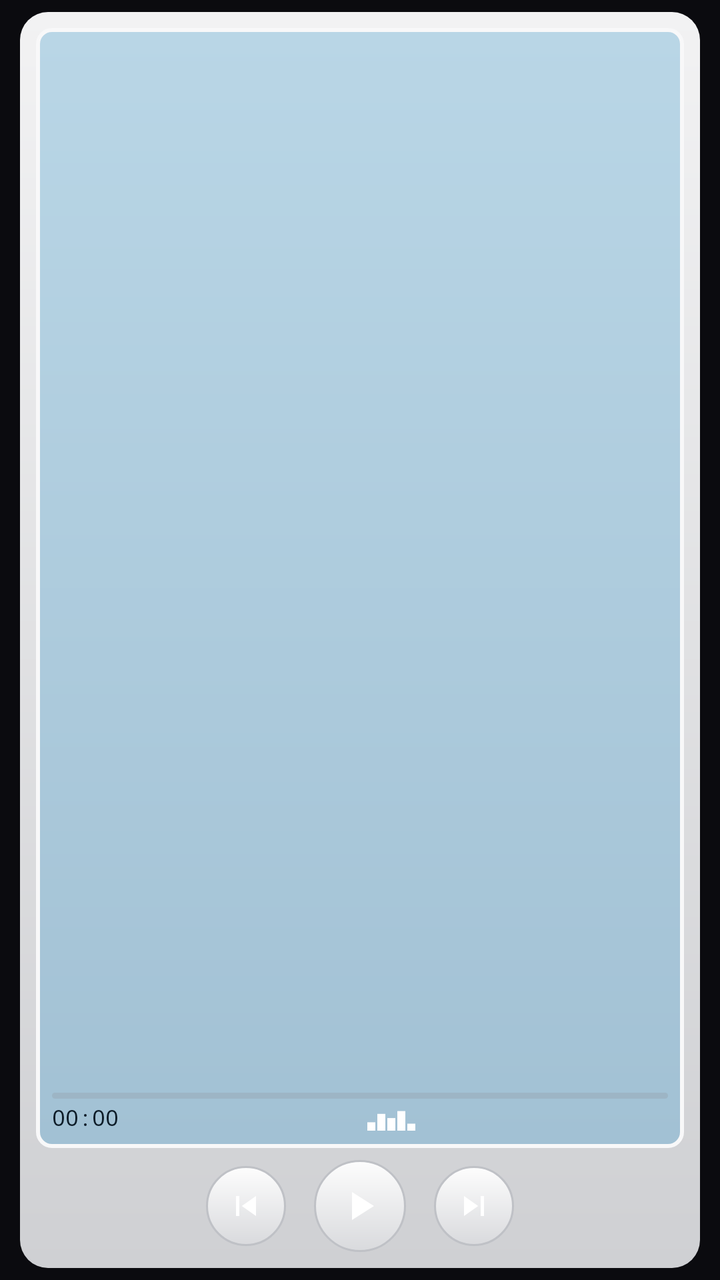
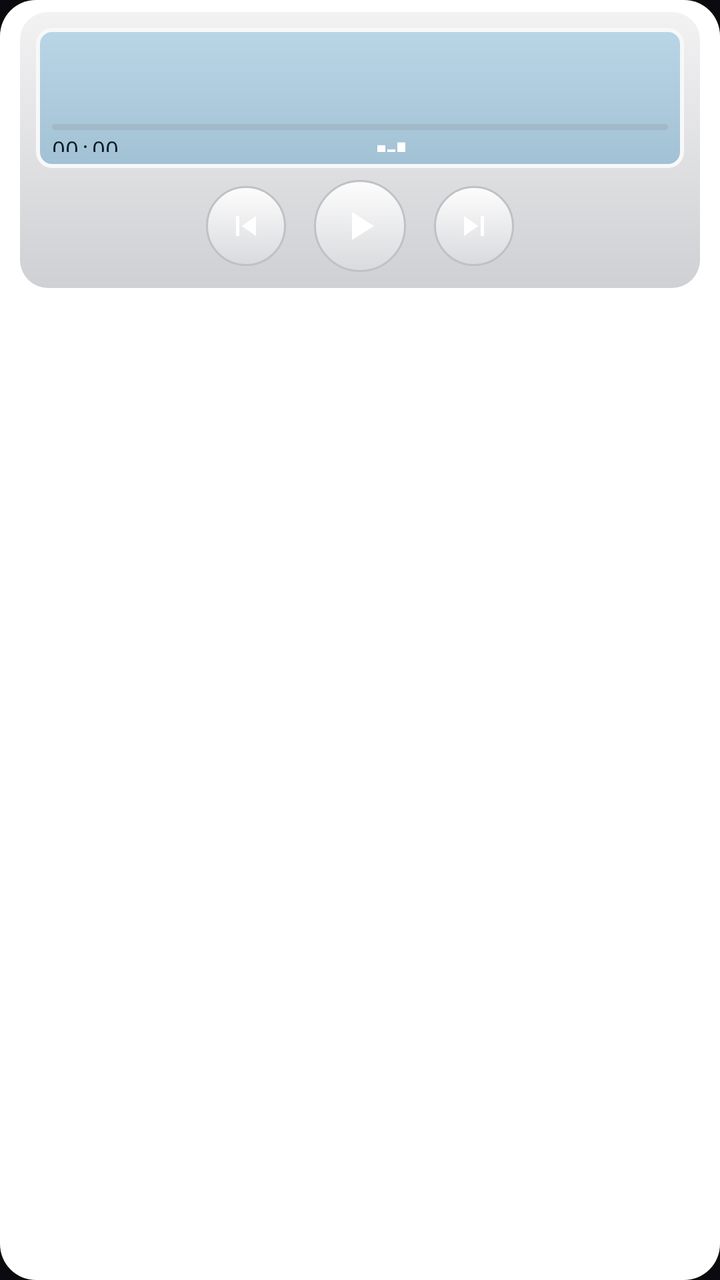

Compare the two renders of this Android layout. The source of the first and the diff that turns it into the second are given below.
<!-- AndroidManifest.xml: application theme AppTheme -->
<!-- res/layout/n_retro.xml -->
<?xml version="1.0" encoding="utf-8"?>
<LinearLayout xmlns:android="http://schemas.android.com/apk/res/android" android:id="@+id/n_root" android:layout_width="match_parent" android:layout_height="150dp" android:orientation="horizontal" android:paddingStart="10dp" android:paddingEnd="10dp" android:paddingTop="6dp" android:paddingBottom="6dp">
    <LinearLayout android:layout_width="match_parent" android:layout_height="match_parent" android:orientation="vertical" android:padding="8dp" android:background="@drawable/n_retro_body">
        <LinearLayout android:layout_width="match_parent" android:layout_height="0dp" android:layout_weight="1" android:orientation="vertical" android:padding="8dp" android:background="@drawable/n_retro_screen">
            <LinearLayout android:layout_width="match_parent" android:layout_height="wrap_content" android:orientation="horizontal" android:gravity="center_vertical">
                <ImageView android:id="@+id/n_cover" android:layout_width="40dp" android:layout_height="40dp" android:scaleType="centerCrop"/>
                <LinearLayout android:layout_width="0dp" android:layout_height="wrap_content" android:layout_weight="1" android:orientation="vertical" android:layout_marginStart="8dp">
                    <TextView android:id="@+id/n_title" android:layout_width="match_parent" android:layout_height="wrap_content" android:singleLine="true" android:ellipsize="end" android:fontFamily="monospace" android:textStyle="bold" android:textSize="14sp" android:textColor="#FF0D1C28"/>
                    <TextView android:id="@+id/n_artist" android:layout_width="match_parent" android:layout_height="wrap_content" android:singleLine="true" android:ellipsize="end" android:fontFamily="monospace" android:textSize="11sp" android:textColor="#FF0D1C28"/>
                </LinearLayout>
            </LinearLayout>
            <FrameLayout android:layout_width="match_parent" android:layout_height="0dp" android:layout_weight="1"/>
            <FrameLayout android:layout_width="match_parent" android:layout_height="3dp">
                <ImageView android:layout_width="match_parent" android:layout_height="3dp" android:scaleType="fitXY" android:src="@drawable/n_bar_track"/>
                <ImageView android:id="@+id/n_fill" android:layout_width="match_parent" android:layout_height="3dp" android:scaleType="fitXY" android:src="@drawable/n_bar_fill"/>
            </FrameLayout>
            <LinearLayout android:layout_width="match_parent" android:layout_height="wrap_content" android:orientation="horizontal" android:layout_marginTop="2dp">
                <Chronometer android:id="@+id/n_cur" android:layout_width="wrap_content" android:layout_height="wrap_content" android:fontFamily="monospace" android:textSize="11sp" android:textColor="#FF0D1C28"/>
                <FrameLayout android:layout_width="0dp" android:layout_height="1dp" android:layout_weight="1"/>
                <ViewFlipper android:id="@+id/n_eq" android:layout_width="28dp" android:layout_height="14dp" android:autoStart="true" android:flipInterval="150">
                    <ImageView android:id="@+id/n_eqf0" android:layout_width="28dp" android:layout_height="14dp" android:scaleType="fitXY" android:src="@drawable/n_eq0"/>
                    <ImageView android:id="@+id/n_eqf1" android:layout_width="28dp" android:layout_height="14dp" android:scaleType="fitXY" android:src="@drawable/n_eq1"/>
                    <ImageView android:id="@+id/n_eqf2" android:layout_width="28dp" android:layout_height="14dp" android:scaleType="fitXY" android:src="@drawable/n_eq2"/>
                    <ImageView android:id="@+id/n_eqf3" android:layout_width="28dp" android:layout_height="14dp" android:scaleType="fitXY" android:src="@drawable/n_eq3"/>
                    <ImageView android:id="@+id/n_eqf4" android:layout_width="28dp" android:layout_height="14dp" android:scaleType="fitXY" android:src="@drawable/n_eq4"/>
                </ViewFlipper>
                <FrameLayout android:layout_width="0dp" android:layout_height="1dp" android:layout_weight="1"/>
                <TextView android:id="@+id/n_dur" android:layout_width="wrap_content" android:layout_height="wrap_content" android:fontFamily="monospace" android:textSize="11sp" android:textColor="#FF0D1C28"/>
            </LinearLayout>
        </LinearLayout>
        <LinearLayout android:layout_width="match_parent" android:layout_height="46dp" android:orientation="horizontal" android:gravity="center" android:layout_marginTop="6dp">
            <ImageView android:id="@+id/n_prev" android:layout_width="40dp" android:layout_height="40dp" android:padding="10dp" android:src="@drawable/n_prev" android:background="@drawable/n_retro_btn"/>
            <ImageView android:id="@+id/n_play" android:layout_width="46dp" android:layout_height="46dp" android:padding="11dp" android:layout_marginStart="14dp" android:layout_marginEnd="14dp" android:src="@drawable/n_play" android:background="@drawable/n_retro_btn"/>
            <ImageView android:id="@+id/n_next" android:layout_width="40dp" android:layout_height="40dp" android:padding="10dp" android:src="@drawable/n_next" android:background="@drawable/n_retro_btn"/>
        </LinearLayout>
    </LinearLayout>
</LinearLayout>
<!-- resources referenced by this layout -->
<resources>
  <!-- drawable n_bar_fill (drawable) -->
  <?xml version="1.0" encoding="utf-8"?>
  <clip xmlns:android="http://schemas.android.com/apk/res/android" android:drawable="@drawable/n_bar_shape" android:clipOrientation="horizontal" android:gravity="left"/>
  <!-- drawable n_bar_track (drawable) -->
  <?xml version="1.0" encoding="utf-8"?>
  <shape xmlns:android="http://schemas.android.com/apk/res/android" android:shape="rectangle">
      <solid android:color="#33808080"/>
      <corners android:radius="2dp"/>
  </shape>
  <!-- drawable n_eq3 (drawable) -->
  <?xml version="1.0" encoding="utf-8"?>
  <vector xmlns:android="http://schemas.android.com/apk/res/android" android:width="28dp" android:height="20dp" android:viewportWidth="28" android:viewportHeight="20"><path android:fillColor="#FFFFFFFF" android:pathData="M1,12h4v8h-4z"/><path android:fillColor="#FFFFFFFF" android:pathData="M6,6h4v14h-4z"/><path android:fillColor="#FFFFFFFF" android:pathData="M11,9h4v11h-4z"/><path android:fillColor="#FFFFFFFF" android:pathData="M16,14h4v6h-4z"/><path android:fillColor="#FFFFFFFF" android:pathData="M21,7h4v13h-4z"/></vector>
  <!-- drawable n_next (drawable) -->
  <?xml version="1.0" encoding="utf-8"?>
  <vector xmlns:android="http://schemas.android.com/apk/res/android" android:width="24dp" android:height="24dp" android:viewportWidth="24" android:viewportHeight="24">
      <path android:fillColor="#FFFFFFFF" android:pathData="M16,6h2v12h-2zM6,18l8.5,-6L6,6z"/>
  </vector>
  <!-- drawable n_play (drawable) -->
  <?xml version="1.0" encoding="utf-8"?>
  <vector xmlns:android="http://schemas.android.com/apk/res/android" android:width="24dp" android:height="24dp" android:viewportWidth="24" android:viewportHeight="24">
      <path android:fillColor="#FFFFFFFF" android:pathData="M8,5v14l11,-7z"/>
  </vector>
  <!-- drawable n_prev (drawable) -->
  <?xml version="1.0" encoding="utf-8"?>
  <vector xmlns:android="http://schemas.android.com/apk/res/android" android:width="24dp" android:height="24dp" android:viewportWidth="24" android:viewportHeight="24">
      <path android:fillColor="#FFFFFFFF" android:pathData="M6,6h2v12h-2zM9.5,12l8.5,6V6z"/>
  </vector>
  <!-- drawable n_retro_body (drawable) -->
  <?xml version="1.0" encoding="utf-8"?>
  <shape xmlns:android="http://schemas.android.com/apk/res/android" android:shape="rectangle">
      <gradient android:angle="270" android:startColor="#FFF2F2F3" android:endColor="#FFCFD0D3"/>
      <corners android:radius="14dp"/>
  </shape>
  <!-- drawable n_retro_btn (drawable) -->
  <?xml version="1.0" encoding="utf-8"?>
  <shape xmlns:android="http://schemas.android.com/apk/res/android" android:shape="oval">
      <gradient android:angle="270" android:startColor="#FFFDFDFD" android:endColor="#FFD9DADD"/>
      <stroke android:width="1dp" android:color="#FFBFC1C6"/>
  </shape>
  <!-- drawable n_retro_screen (drawable) -->
  <?xml version="1.0" encoding="utf-8"?>
  <shape xmlns:android="http://schemas.android.com/apk/res/android" android:shape="rectangle">
      <gradient android:angle="270" android:startColor="#FFB9D6E6" android:endColor="#FFA2C1D4"/>
      <stroke android:width="2dp" android:color="#FFF8F8F9"/>
      <corners android:radius="7dp"/>
  </shape>
  <style name="AppTheme" parent="android:Theme.DeviceDefault.NoActionBar">
          <item name="android:windowBackground">@color/aurora_bg</item>
          <item name="android:statusBarColor">#0E0B22</item>
          <item name="android:navigationBarColor">#0E0B22</item>
      </style>
  <!-- drawable n_bar_shape (drawable) -->
  <?xml version="1.0" encoding="utf-8"?>
  <shape xmlns:android="http://schemas.android.com/apk/res/android" android:shape="rectangle">
      <solid android:color="#FFFFFFFF"/>
      <corners android:radius="2dp"/>
  </shape>
  <color name="aurora_bg">#0B0B0F</color>
  <!-- unchanged entries left out for length: 4 -->
</resources>

<!-- the commit's change to res/layout/n_retro.xml (unified diff, before → after) -->
@@ -1,5 +1,7 @@
 <?xml version="1.0" encoding="utf-8"?>
-<LinearLayout xmlns:android="http://schemas.android.com/apk/res/android" android:id="@+id/n_root" android:layout_width="match_parent" android:layout_height="150dp" android:orientation="horizontal" android:paddingStart="10dp" android:paddingEnd="10dp" android:paddingTop="6dp" android:paddingBottom="6dp">
+<FrameLayout xmlns:android="http://schemas.android.com/apk/res/android" android:id="@+id/n_root" android:layout_width="match_parent" android:layout_height="wrap_content">
+    <ImageView android:id="@+id/n_bg" android:layout_width="match_parent" android:layout_height="match_parent" android:scaleType="fitXY" android:src="@drawable/n_rr"/>
+<LinearLayout android:id="@+id/n_inner" android:layout_width="match_parent" android:layout_height="150dp" android:orientation="horizontal" android:paddingStart="10dp" android:paddingEnd="10dp" android:paddingTop="6dp" android:paddingBottom="6dp">
     <LinearLayout android:layout_width="match_parent" android:layout_height="match_parent" android:orientation="vertical" android:padding="8dp" android:background="@drawable/n_retro_body">
         <LinearLayout android:layout_width="match_parent" android:layout_height="0dp" android:layout_weight="1" android:orientation="vertical" android:padding="8dp" android:background="@drawable/n_retro_screen">
             <LinearLayout android:layout_width="match_parent" android:layout_height="wrap_content" android:orientation="horizontal" android:gravity="center_vertical">
@@ -35,3 +37,4 @@
         </LinearLayout>
     </LinearLayout>
 </LinearLayout>
+</FrameLayout>
<!-- resource entries referenced after the edit -->
@@ -46,6 +46,12 @@
       <stroke android:width="2dp" android:color="#FFF8F8F9"/>
       <corners android:radius="7dp"/>
   </shape>
+  <!-- drawable n_rr (drawable) -->
+  <?xml version="1.0" encoding="utf-8"?>
+  <shape xmlns:android="http://schemas.android.com/apk/res/android" android:shape="rectangle">
+      <solid android:color="#FFFFFFFF"/>
+      <corners android:radius="18dp"/>
+  </shape>
   <style name="AppTheme" parent="android:Theme.DeviceDefault.NoActionBar">
           <item name="android:windowBackground">@color/aurora_bg</item>
           <item name="android:statusBarColor">#0E0B22</item>
